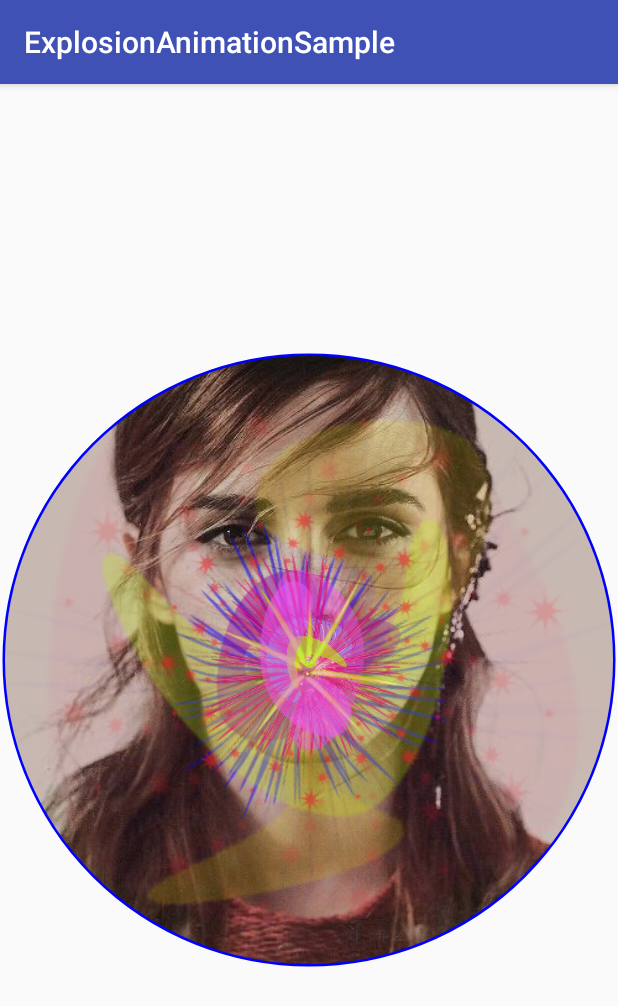
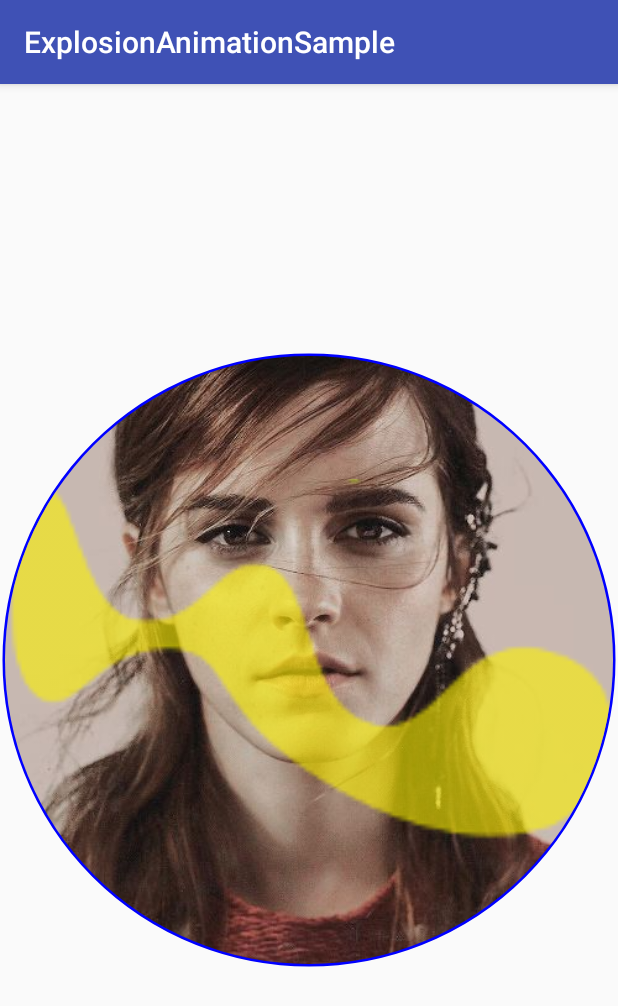
Before and after one commit to MohammedAtif/ParticleExplosion, an Android app: the screen it shows after launch (MainActivity), on a phone screen of 412 x 824 dp. Shown: the top 1006 px of the screen. Run offline under Robolectric (Android 15) with nearby library versions, the phone set to English and light mode, and no system bars.

Commit message:
Added animation implementation

```diff
--- a/app/src/main/java/com/zemosolabs/mindhive/explosionanimationsample/MainActivity.java
+++ b/app/src/main/java/com/zemosolabs/mindhive/explosionanimationsample/MainActivity.java
@@ -1,6 +1,9 @@
 package com.zemosolabs.mindhive.explosionanimationsample;
 
+import android.graphics.drawable.AnimationDrawable;
+import android.graphics.drawable.LayerDrawable;
 import android.os.Bundle;
+import android.support.v4.content.ContextCompat;
 import android.support.v7.app.AppCompatActivity;
 import android.widget.ImageView;
 
@@ -8,7 +11,8 @@ import com.zemosolabs.mindhive.explosionanimationsample.redaction_graphics.Redac
 
 public class MainActivity extends AppCompatActivity{
 
-    private RedactionDrawable layerDrawable;
+//    private RedactionDrawable layerDrawable;
+    private AnimationDrawable animationDrawable;
     private ImageView imageView;
     private final String TAG = "MainActivity";
 
@@ -17,27 +21,44 @@ public class MainActivity extends AppCompatActivity{
         super.onCreate(savedInstanceState);
         setContentView(R.layout.activity_main);
         imageView = findViewById(R.id.redaction_view);
-        layerDrawable = new RedactionDrawable(this);
-        imageView.setImageDrawable(layerDrawable);
-        layerDrawable.generateDefaultLayers();
-        layerDrawable.addAnimationTarget(imageView);
+//        layerDrawable = new RedactionDrawable(this);
+//        imageView.setImageDrawable(layerDrawable);
+//        layerDrawable.generateDefaultLayers();
+//        layerDrawable.addAnimationTarget(imageView);
+        animationDrawable = new AnimationDrawable();
+        animationDrawable.addFrame(ContextCompat.getDrawable(this, R.drawable.blobs_01), 100);
+        animationDrawable.addFrame(ContextCompat.getDrawable(this, R.drawable.blobs_02), 100);
+        animationDrawable.addFrame(ContextCompat.getDrawable(this, R.drawable.blobs_03), 100);
+        animationDrawable.addFrame(ContextCompat.getDrawable(this, R.drawable.blobs_04), 100);
+        animationDrawable.addFrame(ContextCompat.getDrawable(this, R.drawable.blobs_05), 100);
+        animationDrawable.addFrame(ContextCompat.getDrawable(this, R.drawable.blobs_06), 100);
+        animationDrawable.addFrame(ContextCompat.getDrawable(this, R.drawable.blobs_06), 100);
+        animationDrawable.addFrame(ContextCompat.getDrawable(this, R.drawable.blobs_06), 100);
+        animationDrawable.addFrame(ContextCompat.getDrawable(this, R.drawable.blobs_06), 100);
+        animationDrawable.addFrame(ContextCompat.getDrawable(this, R.drawable.explosion_01), 100);
+        animationDrawable.addFrame(ContextCompat.getDrawable(this, R.drawable.explosion_03), 100);
+        animationDrawable.addFrame(ContextCompat.getDrawable(this, R.drawable.explosion_04), 100);
+        animationDrawable.addFrame(ContextCompat.getDrawable(this, R.drawable.explosion_08), 100);
+        imageView.setImageDrawable(animationDrawable);
     }
 
     @Override
     protected void onResume() {
         super.onResume();
-        layerDrawable.startAnimation();
+        animationDrawable.start();
+//        layerDrawable.startAnimation();
     }
 
     @Override
     protected void onPause() {
-        layerDrawable.endAnimation();
+        animationDrawable.stop();
+//        layerDrawable.endAnimation();
         super.onPause();
     }
 
     @Override
     protected void onDestroy() {
-        layerDrawable.removeAnimationTarget(imageView);
+//        layerDrawable.removeAnimationTarget(imageView);
         super.onDestroy();
     }
 }
--- a/app/src/main/java/com/zemosolabs/mindhive/explosionanimationsample/redaction_graphics/ExplosionDrawable.java
+++ b/app/src/main/java/com/zemosolabs/mindhive/explosionanimationsample/redaction_graphics/ExplosionDrawable.java
@@ -185,8 +185,10 @@ public class ExplosionDrawable extends DrawableWrapper implements RedactInterfac
 
     @Override
     public void endExplosion() {
-        this.mExplosionAnimator.removeListener(this);
-        this.mExplosionAnimator.end();
+        if(mExplosionAnimator != null) {
+            this.mExplosionAnimator.removeListener(this);
+            this.mExplosionAnimator.end();
+        }
     }
 
     @Override
```
